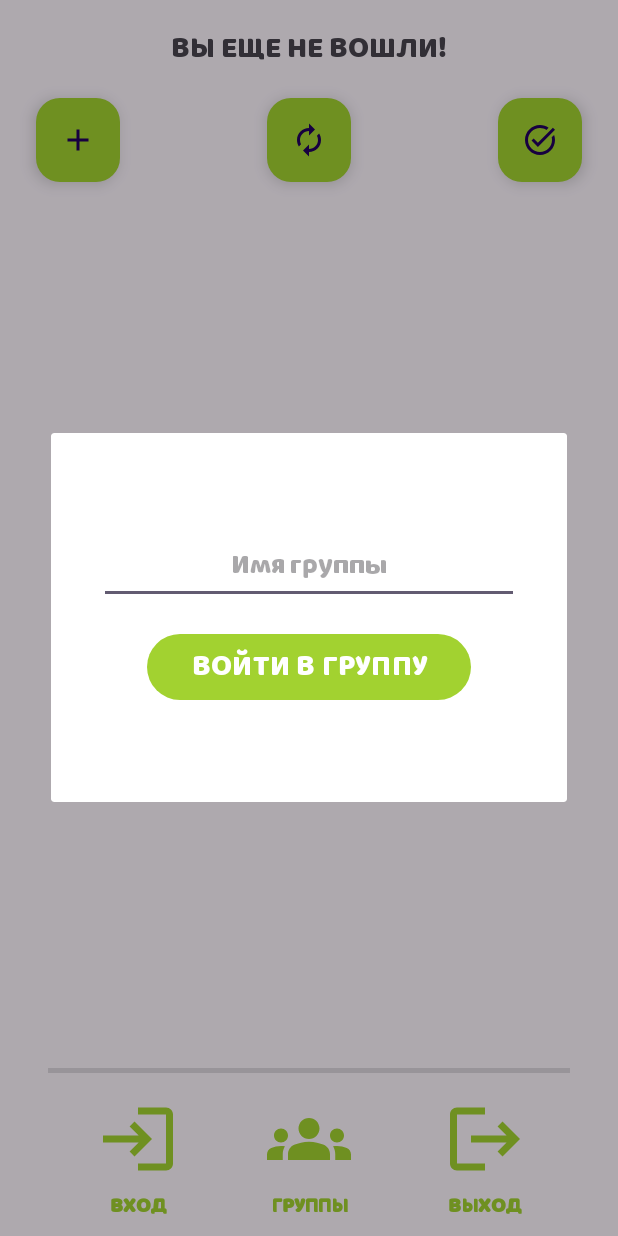
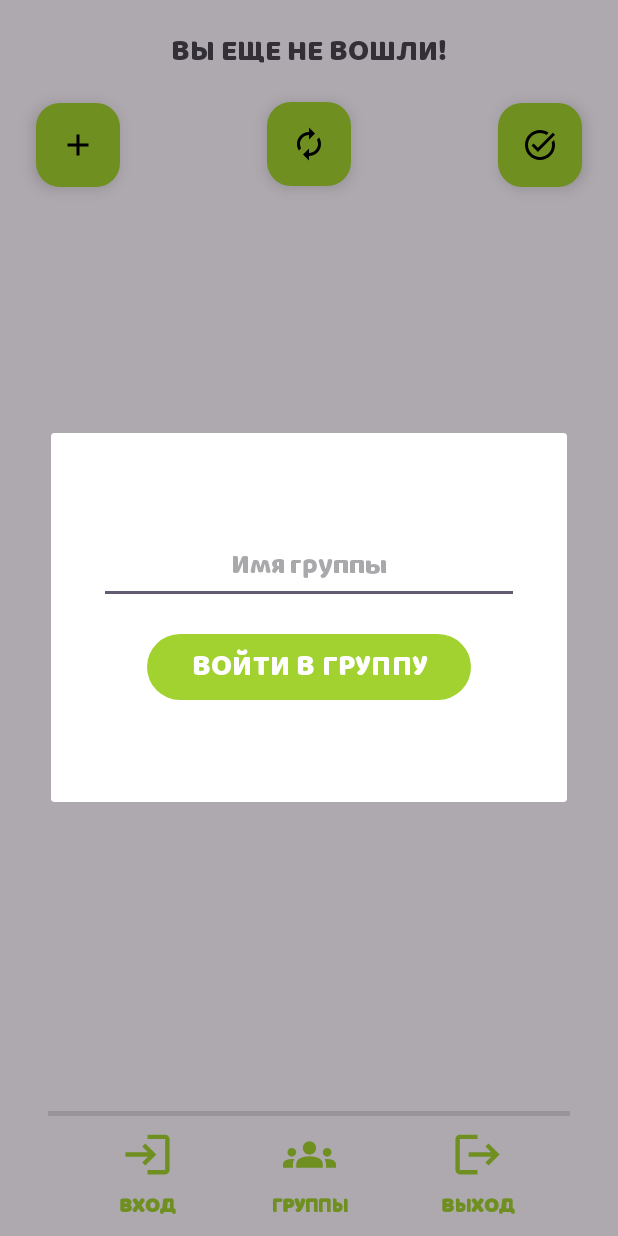
Before and after one commit to Spatium-Lustrator/products-list-app, an Android app: the screen it shows after launch (MainActivity), after a tap on an icon or button, on a phone screen of 412 x 824 dp. Run offline under Robolectric (Android 15) with nearby library versions, the phone set to English and light mode, and no system bars; our stand-ins replace Firebase (no records; nobody signed in at launch, a user with empty details on screens opened directly).

Commit message:
Dark theme was added. Bottom toolbar now a bit lesser then was

```diff
--- a/app/build.gradle
+++ b/app/build.gradle
@@ -31,7 +31,7 @@ android {
         minSdk 19
         targetSdk 33
         versionCode 1
-        versionName "1.0"
+        versionName "1.1"
         multiDexEnabled true
 
         testInstrumentationRunner "androidx.test.runner.AndroidJUnitRunner"
@@ -41,6 +41,7 @@ android {
         release {
             minifyEnabled false
             proguardFiles getDefaultProguardFile('proguard-android-optimize.txt'), 'proguard-rules.pro'
+            signingConfig signingConfigs.debug
         }
     }
     compileOptions {
--- a/app/src/main/java/com/tapps/productlist/MainActivity.java
+++ b/app/src/main/java/com/tapps/productlist/MainActivity.java
@@ -80,6 +80,9 @@ public class MainActivity extends AppCompatActivity implements onCheckBoxClick {
         dialogSignInSignUp = new Dialog(this);
         dialogGroups = new Dialog(this);
         dialogAddProduct = new Dialog(this);
+
+        dialogGroups.setCancelable(false);
+        dialogSignInSignUp.setCancelable(false);
 
         //usersGroupName = settings.getString(Consts.APP_PREFERENCES_GROUP_NAME, "");
         recyclerViewAdapter = new RecyclerViewAdapter(this, listProducts, this);
@@ -195,8 +198,6 @@ public class MainActivity extends AppCompatActivity implements onCheckBoxClick {
             Toast.makeText(context, getString(R.string.youMustBeLogged), Toast.LENGTH_SHORT).show();
         } else {
             mDatabase.child("Users").child(currentUser.getUid()).setValue(groupName);
-        }
-
             DatabaseReference groupsRef = FirebaseDatabase.getInstance().getReference().child("Groups");
             groupsRef.addListenerForSingleValueEvent(new ValueEventListener() {
                 @Override
@@ -211,13 +212,17 @@ public class MainActivity extends AppCompatActivity implements onCheckBoxClick {
 
                 }
             });
+            dialogGroups.dismiss();
+        }
 
 
-        SharedPreferences.Editor editor = settings.edit();
-        editor.putString(Consts.APP_PREFERENCES_GROUP_NAME, groupName);
-        editor.apply();
 
-        dialogGroups.dismiss();
+
+        //SharedPreferences.Editor editor = settings.edit();
+        //editor.putString(Consts.APP_PREFERENCES_GROUP_NAME, groupName);
+        //editor.apply();
+
+
 
     }
     public void onClickSignUp(View view) {
--- a/app/src/main/res/drawable/baseline_task_alt_56.xml
+++ b/app/src/main/res/drawable/baseline_task_alt_56.xml
@@ -1,4 +1,5 @@
-<vector android:height="56dp" android:tint="#FFFFFF"
+<vector android:height="56dp"
+    android:tint="#FFFFFF"
     android:viewportHeight="24" android:viewportWidth="24"
     android:width="56dp" xmlns:android="http://schemas.android.com/apk/res/android">
     <path android:fillColor="@android:color/white" android:pathData="M22,5.18L10.59,16.6l-4.24,-4.24l1.41,-1.41l2.83,2.83l10,-10L22,5.18zM19.79,10.22C19.92,10.79 20,11.39 20,12c0,4.42 -3.58,8 -8,8s-8,-3.58 -8,-8c0,-4.42 3.58,-8 8,-8c1.58,0 3.04,0.46 4.28,1.25l1.44,-1.44C16.1,2.67 14.13,2 12,2C6.48,2 2,6.48 2,12c0,5.52 4.48,10 10,10s10,-4.48 10,-10c0,-1.19 -0.22,-2.33 -0.6,-3.39L19.79,10.22z"/>
--- a/app/src/main/res/layout/activity_main.xml
+++ b/app/src/main/res/layout/activity_main.xml
@@ -49,7 +49,8 @@
         android:layout_height="wrap_content"
         android:clickable="true"
         android:onClick="onClickAddProduct"
-        app:backgroundTint="@color/green"
+        app:tint="@color/black"
+        app:backgroundTint="?attr/colorPrimary"
         app:layout_constraintBottom_toTopOf="@+id/includedLayoutBottomToolbarMainActivity"
         app:layout_constraintEnd_toEndOf="parent"
         app:layout_constraintHorizontal_bias="0.0"
@@ -64,7 +65,8 @@
         android:layout_height="wrap_content"
         android:clickable="true"
         android:onClick="onClickDeleteProducts"
-        app:backgroundTint="@color/green"
+        app:backgroundTint="?attr/colorPrimary"
+        app:tint="@color/black"
         app:layout_constraintBottom_toTopOf="@+id/includedLayoutBottomToolbarMainActivity"
         app:layout_constraintEnd_toEndOf="@+id/mainActivityRecyclerView"
         app:layout_constraintHorizontal_bias="1.0"
@@ -79,7 +81,8 @@
         android:layout_height="wrap_content"
         android:clickable="true"
         android:onClick="onClickReload"
-        app:backgroundTint="@color/green"
+        app:tint="@color/black"
+        app:backgroundTint="?attr/colorPrimary"
         app:layout_constraintBottom_toTopOf="@+id/mainActivityRecyclerView"
         app:layout_constraintEnd_toStartOf="@+id/flabThisWasBought"
         app:layout_constraintStart_toEndOf="@+id/flabAddProduct"
--- a/app/src/main/res/layout/add_product_dialog.xml
+++ b/app/src/main/res/layout/add_product_dialog.xml
@@ -28,6 +28,7 @@
         android:layout_marginBottom="64dp"
         android:onClick="onClickConfirmAddingProduct"
         android:text="@string/add"
+        android:textColor="@color/white"
         android:textSize="20sp"
         app:layout_constraintBottom_toBottomOf="parent"
         app:layout_constraintEnd_toEndOf="@+id/etDialogAddProductProductName"
--- a/app/src/main/res/layout/bottom_toolbar.xml
+++ b/app/src/main/res/layout/bottom_toolbar.xml
@@ -14,7 +14,7 @@
         android:fontFamily="@font/baloo_cyrillic"
         android:gravity="center_horizontal"
         android:text="@string/groups"
-        android:textColor="#A2D230"
+        android:textColor="?attr/colorPrimary"
         android:textStyle="bold"
         app:layout_constraintBottom_toBottomOf="parent"
         app:layout_constraintEnd_toEndOf="@+id/ibtnToolbarGroups"
@@ -34,64 +34,72 @@
 
     <ImageButton
         android:id="@+id/ibtnToolbarGroups"
-        android:layout_width="wrap_content"
-        android:layout_height="wrap_content"
-        android:layout_marginTop="16dp"
+        android:layout_width="35dp"
+        android:layout_height="35dp"
+        android:layout_marginTop="8dp"
         android:background="#00FFFFFF"
+        android:scaleType="fitXY"
+        android:tint="?attr/colorPrimary"
         app:layout_constraintEnd_toEndOf="@+id/bottomToolbarDivider"
         app:layout_constraintStart_toStartOf="@+id/bottomToolbarDivider"
         app:layout_constraintTop_toBottomOf="@+id/bottomToolbarDivider"
-        app:srcCompat="@drawable/baseline_groups_56" />
+        app:srcCompat="@drawable/baseline_groups_56"
+        tools:ignore="UseAppTint" />
 
     <ImageButton
         android:id="@+id/ibtnToolbarSignIn"
-        android:layout_width="wrap_content"
-        android:layout_height="wrap_content"
+        android:layout_width="35dp"
+        android:layout_height="35dp"
         android:background="#00FFFFFF"
+        android:scaleType="fitXY"
+        android:tint="?attr/colorPrimary"
         app:layout_constraintBottom_toBottomOf="@+id/ibtnToolbarGroups"
         app:layout_constraintEnd_toStartOf="@+id/ibtnToolbarGroups"
         app:layout_constraintHorizontal_bias="0.524"
         app:layout_constraintStart_toStartOf="parent"
         app:layout_constraintTop_toTopOf="@+id/ibtnToolbarGroups"
         app:layout_constraintVertical_bias="1.0"
-        app:srcCompat="@drawable/baseline_login_56" />
+        app:srcCompat="@drawable/baseline_login_56"
+        tools:ignore="UseAppTint" />
 
     <ImageButton
         android:id="@+id/ibtnToolbarSignOut"
-        android:layout_width="wrap_content"
-        android:layout_height="wrap_content"
+        android:layout_width="35dp"
+        android:layout_height="35dp"
         android:background="#00FFFFFF"
+        android:scaleType="fitXY"
+        android:tint="?attr/colorPrimary"
         app:layout_constraintBottom_toBottomOf="@+id/ibtnToolbarGroups"
         app:layout_constraintEnd_toEndOf="parent"
         app:layout_constraintStart_toEndOf="@+id/ibtnToolbarGroups"
         app:layout_constraintTop_toTopOf="@+id/ibtnToolbarGroups"
         app:layout_constraintVertical_bias="1.0"
-        app:srcCompat="@drawable/baseline_logout_56" />
+        app:srcCompat="@drawable/baseline_logout_56"
+        tools:ignore="UseAppTint" />
 
     <TextView
         android:id="@+id/tvToolbarSignIn"
-        android:layout_width="0dp"
+        android:layout_width="wrap_content"
         android:layout_height="wrap_content"
         android:layout_marginTop="5dp"
         android:fontFamily="@font/baloo_cyrillic"
         android:gravity="center_horizontal"
         android:text="@string/signIn"
-        android:textColor="#A2D230"
+        android:textColor="?attr/colorPrimary"
         android:textStyle="bold"
         app:layout_constraintEnd_toEndOf="@+id/ibtnToolbarSignIn"
-        app:layout_constraintHorizontal_bias="0.0"
         app:layout_constraintStart_toStartOf="@+id/ibtnToolbarSignIn"
         app:layout_constraintTop_toBottomOf="@+id/ibtnToolbarSignIn" />
 
     <TextView
         android:id="@+id/tvToolbarSignOut"
-        android:layout_width="0dp"
+        android:layout_width="wrap_content"
         android:layout_height="wrap_content"
         android:layout_marginTop="5dp"
         android:fontFamily="@font/baloo_cyrillic"
         android:gravity="center_horizontal"
         android:text="@string/signOut"
-        android:textColor="#A2D230"
+        android:textColor="?attr/colorPrimary"
         android:textStyle="bold"
         app:layout_constraintEnd_toEndOf="@+id/ibtnToolbarSignOut"
         app:layout_constraintStart_toStartOf="@+id/ibtnToolbarSignOut"
--- a/app/src/main/res/layout/groups_dialog.xml
+++ b/app/src/main/res/layout/groups_dialog.xml
@@ -30,6 +30,7 @@
         android:layout_marginBottom="64dp"
         android:onClick="onClickJoinGroup"
         android:text="@string/joinGroup"
+        android:textColor="@color/white"
         android:textSize="20sp"
         app:layout_constraintBottom_toBottomOf="parent"
         app:layout_constraintEnd_toEndOf="@+id/etDialogGroupsGroupName"
--- a/app/src/main/res/layout/sign_in_or_create_account_dialog.xml
+++ b/app/src/main/res/layout/sign_in_or_create_account_dialog.xml
@@ -43,6 +43,7 @@
         android:fontFamily="@font/baloo_cyrillic"
         android:onClick="onClickSignUp"
         android:text="@string/signIn"
+        android:textColor="@color/white"
         android:textSize="20sp"
         app:layout_constraintBottom_toBottomOf="parent"
         app:layout_constraintEnd_toEndOf="@+id/etDialogPassword"
--- a/app/src/main/res/values-night/themes.xml
+++ b/app/src/main/res/values-night/themes.xml
@@ -1,7 +1,14 @@
 <resources xmlns:tools="http://schemas.android.com/tools">
     <!-- Base application theme. -->
-    <style name="Base.Theme.ProductList" parent="Theme.Material3.DayNight.NoActionBar">
+    <style name="Base.Theme.ProductList" parent="Theme.Material3.Dark.NoActionBar">
         <!-- Customize your dark theme here. -->
         <!-- <item name="colorPrimary">@color/my_dark_primary</item> -->
+        <item name="colorPrimary">@color/yellow</item>
+        <item name="fontFamily">@font/baloo_cyrillic</item>
+        <item name="android:textColor">@color/white</item>
+        <item name="colorAccent">@color/black</item>
+        <!--<item name="textFillColor">@color/white</item>-->
+
+        <item name="android:forceDarkAllowed" tools:targetApi="q">false</item>
     </style>
 </resources>
--- a/app/src/main/res/values/colors.xml
+++ b/app/src/main/res/values/colors.xml
@@ -3,4 +3,6 @@
     <color name="black">#FF000000</color>
     <color name="white">#FFFFFFFF</color>
     <color name="green">#A2D230</color>
+    <color name="yellow">#f0bd16</color>
+    <color name="darkgrey">#2b2a27</color>
 </resources>
```
Lines whose indentation alone changed are shown as unchanged.
